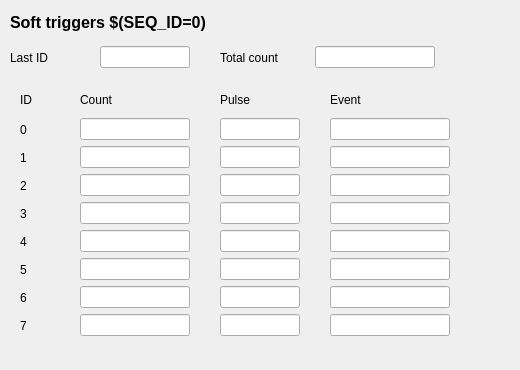
The window that qt/ecmcMotionSequenceSoftTriggers.ui (anderssandstrom/ecmccfg) describes before a commit, drawn with Qt 5.
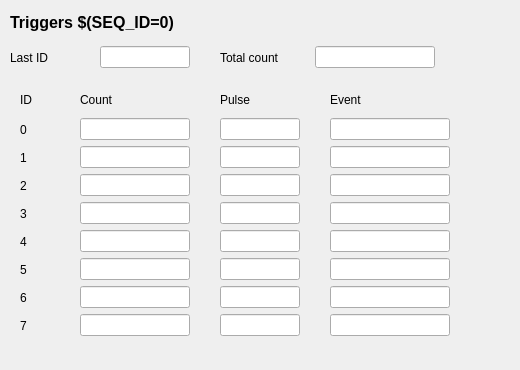
The same window after the commit. Custom widgets are drawn as their Qt base class.

Commit message: Show both soft and hard triggers

The edit to the form file:
```diff
--- a/qt/ecmcMotionSequenceSoftTriggers.ui
+++ b/qt/ecmcMotionSequenceSoftTriggers.ui
@@ -7,7 +7,7 @@
   <widget class="caLabel" name="title">
    <property name="geometry"><rect><x>10</x><y>10</y><width>330</width><height>24</height></rect></property>
    <property name="font"><font><pointsize>12</pointsize><bold>true</bold></font></property>
-   <property name="text"><string>Soft triggers $(SEQ_ID=0)</string></property>
+   <property name="text"><string>Triggers $(SEQ_ID=0)</string></property>
   </widget>
   <widget class="caLabel" name="lastIdLabel"><property name="geometry"><rect><x>10</x><y>48</y><width>90</width><height>20</height></rect></property><property name="text"><string>Last ID</string></property></widget>
   <widget class="caLineEdit" name="lastId"><property name="geometry"><rect><x>100</x><y>46</y><width>90</width><height>22</height></rect></property><property name="channel" stdset="0"><string notr="true">$(SEQ_PFX)SoftTriggerId</string></property><property name="colorMode"><enum>caLineEdit::Static</enum></property></widget>
```
Left out of the diff: 54 changed lines with no effect on the pictures. The commit also changes 6 other files.
